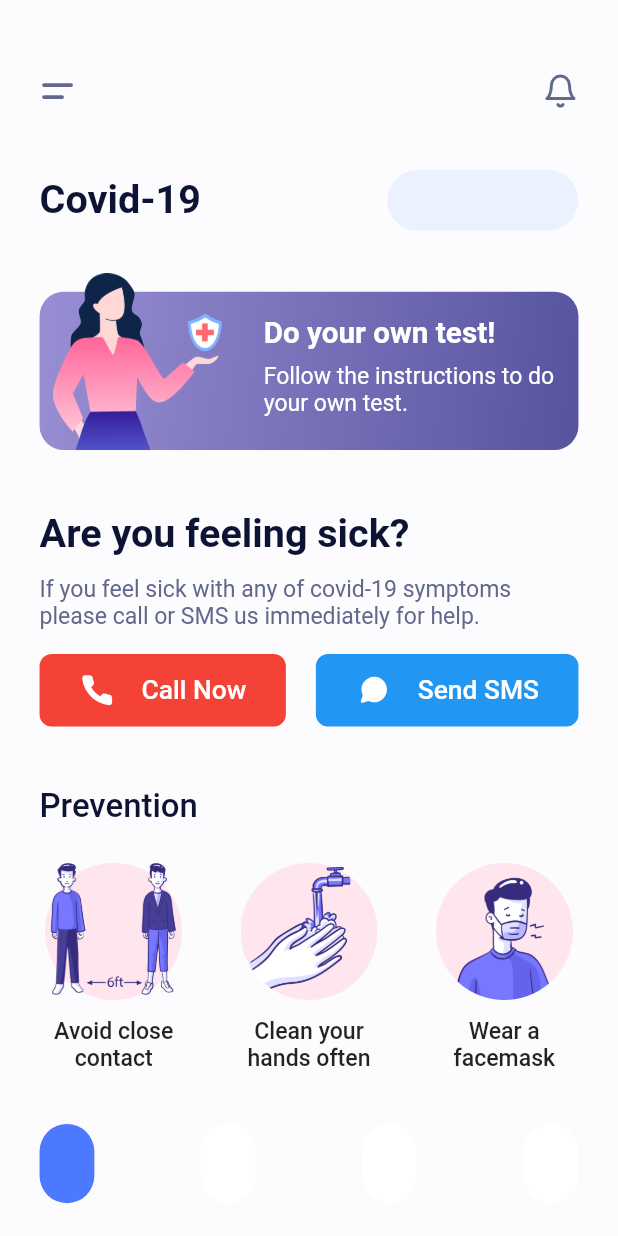
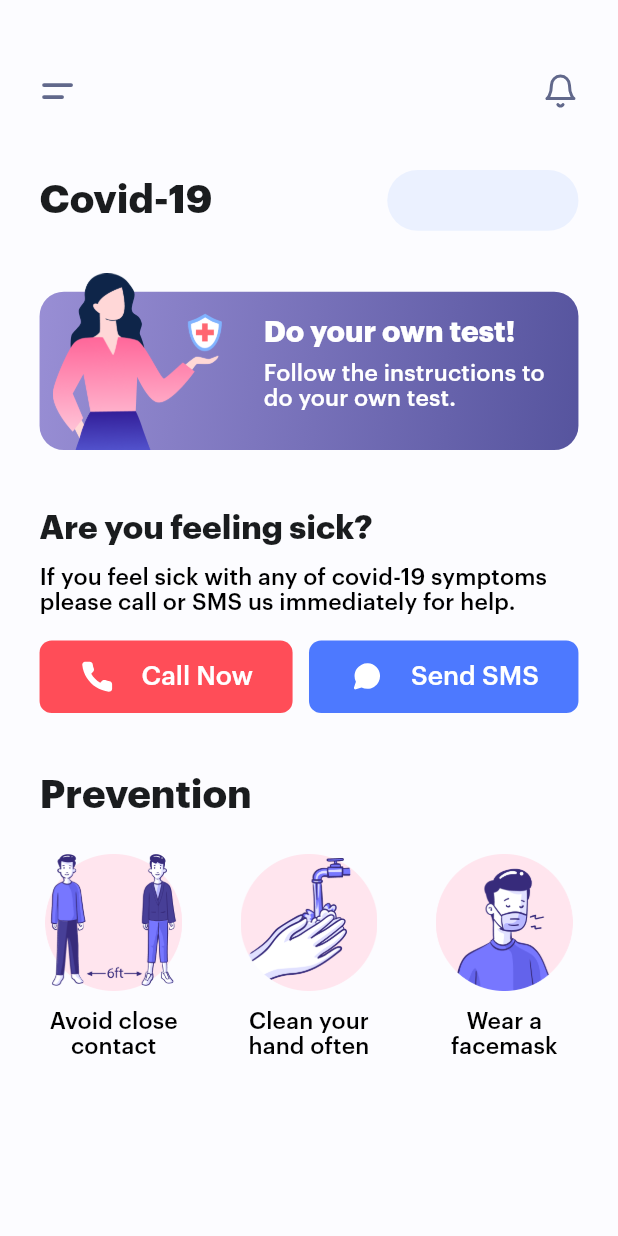
Before and after one commit to ssbdade/temp_good_food, a Flutter app: the screen it shows after launch, on a phone screen of 412 x 824 dp. Run offline on Flutter 3.47's test engine with Material 2 defaults, Android fonts, the phone set to English and light mode, and no system bars; our stand-ins replace flutter_screenutil, flutter_svg, get, google_fonts; Roboto replaces fonts that are missing (MyriadPro).

Commit message:
font, color

```diff
--- a/lib/app/modules/home/views/home_view.dart
+++ b/lib/app/modules/home/views/home_view.dart
@@ -1,11 +1,14 @@
-import 'package:floating_bottom_navigation_bar/floating_bottom_navigation_bar.dart';
 import 'package:flutter/material.dart';
 import 'package:flutter_screenutil/flutter_screenutil.dart';
 import 'package:flutter_svg/flutter_svg.dart';
 
 import 'package:get/get.dart';
+import 'package:temp_good_food/app/modules/widgets/app_button.dart';
+import 'package:temp_good_food/app/modules/widgets/preventionColumn.dart';
 import 'package:temp_good_food/app/utils/common/common.dart';
 import 'package:temp_good_food/app/utils/constants/app_image.dart';
+import 'package:temp_good_food/app/utils/constants/text_const.dart';
+import 'package:temp_good_food/app/utils/theme/app_colors.dart';
 
 import '../controllers/home_controller.dart';
 
@@ -33,10 +36,8 @@ class HomePageView extends GetView<HomeController> {
               mainAxisAlignment: MainAxisAlignment.spaceBetween,
               children: [
                 Text(
-                  'Covid-19',
-                  style: TextStyle(
-                    fontSize: size(24),
-                    color: Color(0xff0D1333),
+                  KeyConst.covid19,
+                  style: Theme.of(context).textTheme.headline2!.copyWith(
                     fontWeight: FontWeight.w600,
                   ),
                 ),
@@ -62,30 +63,29 @@ class HomePageView extends GetView<HomeController> {
                   width: 327.w,
                   decoration: BoxDecoration(
                       borderRadius: BorderRadius.circular(16.r),
-                      gradient: const LinearGradient(
-                          begin: Alignment(1, 1),
-                          end: Alignment(-1.7, 0),
-                          colors: [Color(0xff56549E), Color(0xffAEA1E5)])),
+                      gradient: LinearGradient(
+                          begin: const Alignment(1, 1),
+                          end: const Alignment(-1.7, 0),
+                          colors: [AppColors.darkPurple, AppColors.lightPurple])),
                   child: Column(
                     crossAxisAlignment: CrossAxisAlignment.start,
                     children: [
                       Text(
-                        'Do your own test!',
-                        style: TextStyle(
-                          fontSize: size(18),
-                          color: Colors.white,
+                        KeyConst.doYourOwnTest,
+                        style: Theme.of(context).textTheme.headline5!.copyWith(
                           fontWeight: FontWeight.w600,
+                          color: white,
                         ),
                       ),
                       SizedBox(
                         height: 8.h,
                       ),
                       Text(
-                        'Follow the instructions to do your own test.',
-                        style: TextStyle(
-                          fontSize: size(14),
-                          color: Colors.white,
+                        KeyConst.followInstruction,
+                        style: Theme.of(context).textTheme.subtitle2!.copyWith(
+                          color: white,
                           fontWeight: FontWeight.w400,
+                          fontStyle: FontStyle.normal,
                         ),
                       )
                     ],
@@ -104,23 +104,15 @@ class HomePageView extends GetView<HomeController> {
               height: 40.h,
             ),
             Text(
-              'Are you feeling sick?',
-              style: TextStyle(
-                fontSize: size(24),
-                color: const Color(0xff0D1333),
-                fontWeight: FontWeight.w600,
-              ),
+              KeyConst.feelingSick,
+              style: Theme.of(context).textTheme.headline4,
             ),
             SizedBox(
               height: 12.h,
             ),
             Text(
-              'If you feel sick with any of covid-19 symptoms please call or SMS us immediately for help.',
-              style: TextStyle(
-                fontSize: size(14),
-                color: const Color(0xff61688B),
-                fontWeight: FontWeight.w400,
-              ),
+              KeyConst.help,
+              style: Theme.of(context).textTheme.subtitle2,
             ),
             SizedBox(
               height: 16.h,
@@ -129,14 +121,16 @@ class HomePageView extends GetView<HomeController> {
               mainAxisAlignment: MainAxisAlignment.spaceBetween,
               children: [
                 buttonContainer(
-                  color: Colors.red,
-                  title: 'Call Now',
+                  color: AppColors.red,
+                  title: KeyConst.callNow,
                   icon: AppImage.phone,
+                  context: context,
                 ),
                 buttonContainer(
-                  color: Colors.blue,
-                  title: 'Send SMS',
+                  color: AppColors.blue,
+                  title: KeyConst.sendSMS,
                   icon: AppImage.message,
+                  context: context,
                 ),
               ],
             ),
@@ -144,11 +138,9 @@ class HomePageView extends GetView<HomeController> {
               height: 40.h,
             ),
             Text(
-              'Prevention',
-              style: TextStyle(
-                fontSize: size(20),
-                color: const Color(0xff0D1333),
-                fontWeight: FontWeight.w500,
+              KeyConst.prevention,
+              style: Theme.of(context).textTheme.headline2!.copyWith(
+                fontWeight: FontWeight.w600,
               ),
             ),
             SizedBox(
@@ -159,153 +151,37 @@ class HomePageView extends GetView<HomeController> {
               crossAxisAlignment: CrossAxisAlignment.end,
               children: [
                 preventionColumn(
+                  context: context,
                   image: Image.asset(
                     AppImage.img1,
                     height: 90.h,
                   ),
-                  title: 'Avoid close contact',
+                  title: KeyConst.avoidClose,
                 ),
                 preventionColumn(
+                  context: context,
                   image: Image.asset(
                     AppImage.img2,
                     height: 90.h,
                   ),
-                  title: 'Clean your hands often',
+                  title: KeyConst.cleanHand,
                 ),
                 preventionColumn(
+                  context: context,
                   image: Image.asset(
                     AppImage.img3,
                     height: 90.h,
                   ),
-                  title: 'Wear a facemask',
+                  title: KeyConst.wearMask,
                 ),
               ],
             ),
             SizedBox(
               height: 34.h,
             ),
-            bottomNavBar(),
           ],
         ),
       ),
     );
   }
 }
-
-Widget buttonContainer({
-  Color? color,
-  String? title,
-  String? icon,
-}) {
-  return Container(
-    padding: EdgeInsets.symmetric(horizontal: 24.w, vertical: 12.h),
-    decoration:
-        BoxDecoration(color: color, borderRadius: BorderRadius.circular(8.r)),
-    child: Row(
-      mainAxisAlignment: MainAxisAlignment.spaceBetween,
-      children: [
-        SvgPicture.asset(icon!),
-        SizedBox(
-          width: width(16),
-        ),
-        Text(
-          title!,
-          textAlign: TextAlign.center,
-          style: TextStyle(
-            fontSize: size(16),
-            color: Colors.white,
-            fontWeight: FontWeight.w500,
-          ),
-        ),
-      ],
-    ),
-  );
-}
-
-Widget preventionColumn({
-  String? title,
-  Widget? image,
-}) {
-  return Column(
-    crossAxisAlignment: CrossAxisAlignment.center,
-    mainAxisAlignment: MainAxisAlignment.start,
-    children: [
-      image!,
-      SizedBox(
-        height: 12.h,
-      ),
-      SizedBox(
-        width: 90.w,
-        child: Text(
-          title!,
-          textAlign: TextAlign.center,
-          style: TextStyle(
-            fontSize: size(14),
-            fontWeight: FontWeight.w500,
-          ),
-        ),
-      ),
-    ],
-  );
-}
-
-Widget bottomNavBar() {
-  int selectedItem = 0;
-  return Row(
-    mainAxisAlignment: MainAxisAlignment.spaceBetween,
-    children: [
-      InkWell(
-        onTap: () {
-          selectedItem = 0;
-        },
-        child: Container(
-          height: 52.h,
-          width: 36.h,
-          decoration: BoxDecoration(
-              color: selectedItem == 0 ? Color(0xff4C79FF) : Colors.white,
-              borderRadius: BorderRadius.circular(50.r)
-          ),
-        ),
-      ),
-      InkWell(
-        onTap: () {
-          selectedItem = 1;
-        },
-        child: Container(
-          height: 52.h,
-          width: 36.h,
-          decoration: BoxDecoration(
-              color: selectedItem == 1 ? Color(0xff4C79FF) : Colors.white,
-              borderRadius: BorderRadius.circular(50.r)
-          ),
-        ),
-      ),
-      InkWell(
-        onTap: () {
-          selectedItem = 2;
-        },
-        child: Container(
-          height: 52.h,
-          width: 36.h,
-          decoration: BoxDecoration(
-              color: selectedItem == 2 ? Color(0xff4C79FF) : Colors.white,
-              borderRadius: BorderRadius.circular(50.r)
-          ),
-        ),
-      ),
-      InkWell(
-        onTap: () {
-          selectedItem = 3;
-        },
-        child: Container(
-          height: 52.h,
-          width: 36.h,
-          decoration: BoxDecoration(
-              color: selectedItem == 3 ? Color(0xff4C79FF) : Colors.white,
-              borderRadius: BorderRadius.circular(50.r)
-          ),
-        ),
-      ),
-    ],
-  );
-}
--- /dev/null
+++ b/lib/app/modules/widgets/app_button.dart
@@ -0,0 +1,34 @@
+import 'package:flutter/material.dart';
+import 'package:flutter_screenutil/flutter_screenutil.dart';
+import 'package:flutter_svg/svg.dart';
+import 'package:temp_good_food/app/utils/theme/app_colors.dart';
+
+Widget buttonContainer({
+  Color? color,
+  String? title,
+  String? icon,
+  BuildContext? context,
+}) {
+  return Container(
+    padding: EdgeInsets.symmetric(horizontal: 24.w, vertical: 12.h),
+    decoration:
+    BoxDecoration(color: color, borderRadius: BorderRadius.circular(8.r)),
+    child: Row(
+      mainAxisAlignment: MainAxisAlignment.spaceBetween,
+      children: [
+        SvgPicture.asset(icon!),
+        SizedBox(
+          width: 16.w,
+        ),
+        Text(
+          title!,
+          textAlign: TextAlign.center,
+          style: Theme.of(context!).textTheme.headline6!.copyWith(
+            fontWeight: FontWeight.w500,
+            color: white,
+          ),
+        ),
+      ],
+    ),
+  );
+}
--- /dev/null
+++ b/lib/app/modules/widgets/preventionColumn.dart
@@ -0,0 +1,29 @@
+import 'package:flutter/material.dart';
+import 'package:flutter_screenutil/flutter_screenutil.dart';
+
+Widget preventionColumn({
+  String? title,
+  Widget? image,
+  BuildContext? context,
+}) {
+  return Column(
+    crossAxisAlignment: CrossAxisAlignment.center,
+    mainAxisAlignment: MainAxisAlignment.start,
+    children: [
+      image!,
+      SizedBox(
+        height: 12.h,
+      ),
+      SizedBox(
+        width: 90.w,
+        child: Text(
+          title!,
+          textAlign: TextAlign.center,
+          style: Theme.of(context!).textTheme.subtitle2!.copyWith(
+            fontWeight: FontWeight.w500,
+          ),
+        ),
+      ),
+    ],
+  );
+}
--- a/lib/app/utils/constants/text_const.dart
+++ b/lib/app/utils/constants/text_const.dart
@@ -1,27 +1,13 @@
 abstract class KeyConst {
-  static const String yourEmail = 'Your Email';
-  static const String username = 'Username';
-  static const String password = 'Password';
-  static const String forgotPassword = 'Forgot Password?';
-  static const String logIn = 'Log In';
-  static const String dontHaveAccount = 'Don\'t have account? ';
-  static const String signUp = 'Sign Up';
-  static const String confirmPassword = 'Confirm Password';
-  static const String alreadyHaveAccount = 'Already have account? ';
-  static const String goodFood = 'Good Food';
-  static const String authDescription =
-      'Nutritionally balanced, easy to cook recipes. Quality fresh local ingredients.';
-  static const String createAccount = 'Create Account';
-  static const String welcomeBack = 'Welcome back to';
-  static const String remember = 'Remember';
-  static const String forgot = 'Forgot?';
-  static const String signUpTitle = 'Let\' start making \ngood meals';
-  static const String deliciouslySimple = 'Deliciously Simple';
-  static const String startCooking = 'Start Cooking';
-  static const String dashboardMainTitle = '20 Weekend\nDinner Recipes';
-  static const String dashboardMainDescription = '20 Easy-to-do meal ideas';
-  static const String viewMore = 'View more';
-  static const String featured = 'Featured';
-  static const String popular = 'Popular';
-  static const String newText = 'New';
+  static const String covid19 = 'Covid-19';
+  static const String doYourOwnTest = 'Do your own test!';
+  static const String followInstruction = 'Follow the instructions to do your own test.';
+  static const String feelingSick = 'Are you feeling sick?';
+  static const String help = 'If you feel sick with any of covid-19 symptoms please call or SMS us immediately for help.';
+  static const String callNow = 'Call Now';
+  static const String sendSMS = 'Send SMS';
+  static const String prevention = 'Prevention';
+  static const String avoidClose = 'Avoid close contact';
+  static const String cleanHand = 'Clean your hand often';
+  static const String wearMask = 'Wear a facemask';
 }
--- a/lib/app/utils/theme/app_colors.dart
+++ b/lib/app/utils/theme/app_colors.dart
@@ -8,6 +8,16 @@ abstract class AppColors {
   static Color oliveGreen100 = HexColor("#B9E4C9");
   static Color orange = HexColor("#FD5523");
   static Color cornSilk = HexColor("#FFFBE6");
+
+  static Color white = Colors.white;
+  static Color black = Colors.black;
+  static Color lightPurple = HexColor('#AEA1E6');
+  static Color darkPurple = HexColor('#56549E');
+  static Color red = HexColor('#FF4D58');
+  static Color blue = HexColor('#4D79FF');
+
+
+
 }
 
 
--- a/lib/app/utils/theme/light_theme.dart
+++ b/lib/app/utils/theme/light_theme.dart
@@ -1,4 +1,5 @@
 import 'package:flutter/material.dart';
+import 'package:google_fonts/google_fonts.dart';
 import '../common/common.dart';
 import 'app_colors.dart';
 import 'app_theme.dart';
@@ -7,58 +8,73 @@ import 'color_theme.dart';
 final TextTheme lightTextTheme = TextTheme(
   // * Extremely large text.
   headline1: AppThemes.textStyle.copyWith(
+      fontFamily: 'Graphik',
       fontSize: size(28),
       fontWeight: FontWeight.w600,
       color: ColorsTheme.lightTextColor),
   // * Used for the date in the dialog shown by showDatePicker.
   headline2: AppThemes.textStyle.copyWith(
+      fontFamily: 'Graphik',
       fontSize: size(24),
       fontWeight: FontWeight.w500,
       color: ColorsTheme.lightTextColor),
   // * Very large text.
   headline3: AppThemes.textStyle.copyWith(
+      fontFamily: 'Graphik',
       fontSize: size(22),
       fontWeight: FontWeight.w400,
       color: ColorsTheme.lightTextColor),
   // * Large text.
   headline4: AppThemes.textStyle.copyWith(
+      fontFamily: 'Graphik',
       fontSize: size(20),
       fontWeight: FontWeight.w700,
       color: ColorsTheme.lightTextColor),
   // * Used for large text in dialogs (e.g., the month and year in the dialog shown by showDatePicker).
   headline5: AppThemes.textStyle.copyWith(
+      fontFamily: 'Graphik',
       fontSize: size(18),
       fontWeight: FontWeight.w600,
       color: ColorsTheme.lightTextColor),
   // * Used for the primary text in app bars and dialogs (e.g., AppBar.title and AlertDialog.title).
   headline6: AppThemes.textStyle.copyWith(
+      fontFamily: 'Graphik',
       fontSize: size(16),
       fontWeight: FontWeight.w600,
       color: ColorsTheme.onBackgroundLight),
   // * Used for the primary text in lists (e.g., ListTile.title).
   subtitle1: AppThemes.textStyle.copyWith(
+    fontFamily: 'Graphik',
       fontSize: size(12),
       fontWeight: FontWeight.w400,
   ),
   // * For medium emphasis text that's a little smaller than subtitle1.
   subtitle2: AppThemes.textStyle.copyWith(
+    fontFamily: 'Graphik',
       fontSize: size(14),
       fontWeight: FontWeight.w400,
   ),
   // * Used for emphasizing text that would otherwise be bodyText2.
   bodyText1: AppThemes.textStyle
-      .copyWith(fontSize: size(12),),
+      .copyWith(fontSize: size(12),
+    fontFamily: 'Graphik',
+  ),
   // * The default text style for Material.
-  bodyText2: AppThemes.textStyle.copyWith(fontSize: size(14)),
+  bodyText2: AppThemes.textStyle.copyWith(fontSize: size(14),
+    fontFamily: 'Graphik',
+  ),
   // * Used for auxiliary text associated with images.
   caption: AppThemes.textStyle.copyWith(
+      fontFamily: 'Graphik',
       fontSize: size(12)),
   // * Used for text on ElevatedButton, TextButton and OutlinedButton.
   button: AppThemes.textStyle.copyWith(
+      fontFamily: 'Graphik',
       fontSize: size(14),
       fontWeight: FontWeight.w600),
   // * Typically used for captions or to introduce a (larger) headline.
   overline: AppThemes.textStyle.copyWith(
+      fontFamily: 'Graphik',
       fontSize: size(16),
       fontWeight: FontWeight.w600),
   //
```
Also changed, not shown: pubspec.yaml (+8 -11 lines), fonts/GraphikBold.otf (added), fonts/GraphikLight.otf (added), fonts/GraphikMedium.otf (added), pubspec.lock.
